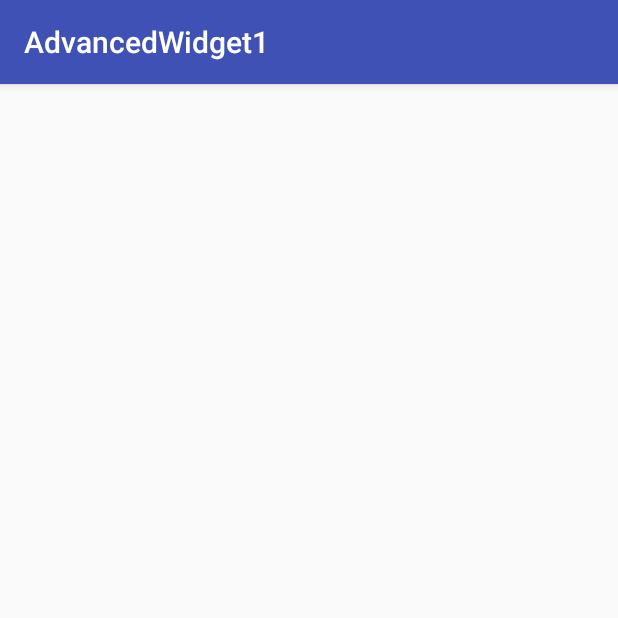
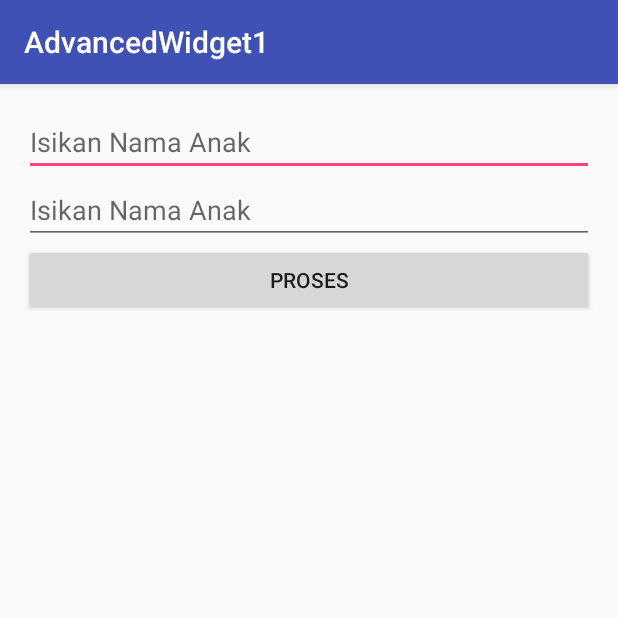
Before and after one commit to sandyargya/AdvancedWidget1, an Android app: the screen it shows after launch (MainActivity), on a phone screen of 412 x 824 dp, the top half of it. Run offline under Robolectric (Android 15) with nearby library versions, the phone set to English and light mode, and no system bars.

Commit message:
Widget Programming Part 1

```diff
--- a/app/src/main/java/id/sch/smktelkom_mlg/learn/advancedwidget1/MainActivity.java
+++ b/app/src/main/java/id/sch/smktelkom_mlg/learn/advancedwidget1/MainActivity.java
@@ -2,6 +2,12 @@ package id.sch.smktelkom_mlg.learn.advancedwidget1;
 
 import android.os.Bundle;
 import android.support.v7.app.AppCompatActivity;
+import android.text.InputType;
+import android.view.View;
+import android.widget.Button;
+import android.widget.EditText;
+import android.widget.LinearLayout;
+import android.widget.TextView;
 
 public class MainActivity extends AppCompatActivity {
 
@@ -9,5 +15,31 @@ public class MainActivity extends AppCompatActivity {
     protected void onCreate(Bundle savedInstanceState) {
         super.onCreate(savedInstanceState);
         setContentView(R.layout.activity_main);
+
+        LinearLayout llMain = (LinearLayout) findViewById(R.id.LinearLayoutMain);
+
+        final EditText etNama = new EditText(this);
+        llMain.addView(etNama);
+        etNama.setHint("Isikan Nama Anak");
+
+        final EditText etUmur = new EditText(this);
+        llMain.addView(etUmur);
+        etUmur.setHint("Isikan Nama Anak");
+        etUmur.setInputType(InputType.TYPE_CLASS_NUMBER);
+
+        Button bProses = new Button(this);
+        bProses.setText("Proses");
+        llMain.addView(bProses);
+        final TextView tvHasil = new TextView(this);
+        llMain.addView(tvHasil);
+        bProses.setOnClickListener(new View.OnClickListener() {
+            @Override
+            public void onClick(View view) {
+                String nama = etNama.getText().toString();
+                String umur = etUmur.getText().toString();
+
+                tvHasil.setText(nama + " umur " + umur + " tahun");
+            }
+        });
     }
 }
--- a/app/src/main/res/layout/activity_main.xml
+++ b/app/src/main/res/layout/activity_main.xml
@@ -1,6 +1,7 @@
 <?xml version="1.0" encoding="utf-8"?>
 <LinearLayout xmlns:android="http://schemas.android.com/apk/res/android"
     xmlns:tools="http://schemas.android.com/tools"
+    android:id="@+id/LinearLayoutMain"
     android:layout_width="match_parent"
     android:layout_height="match_parent"
     android:orientation="vertical"
```
